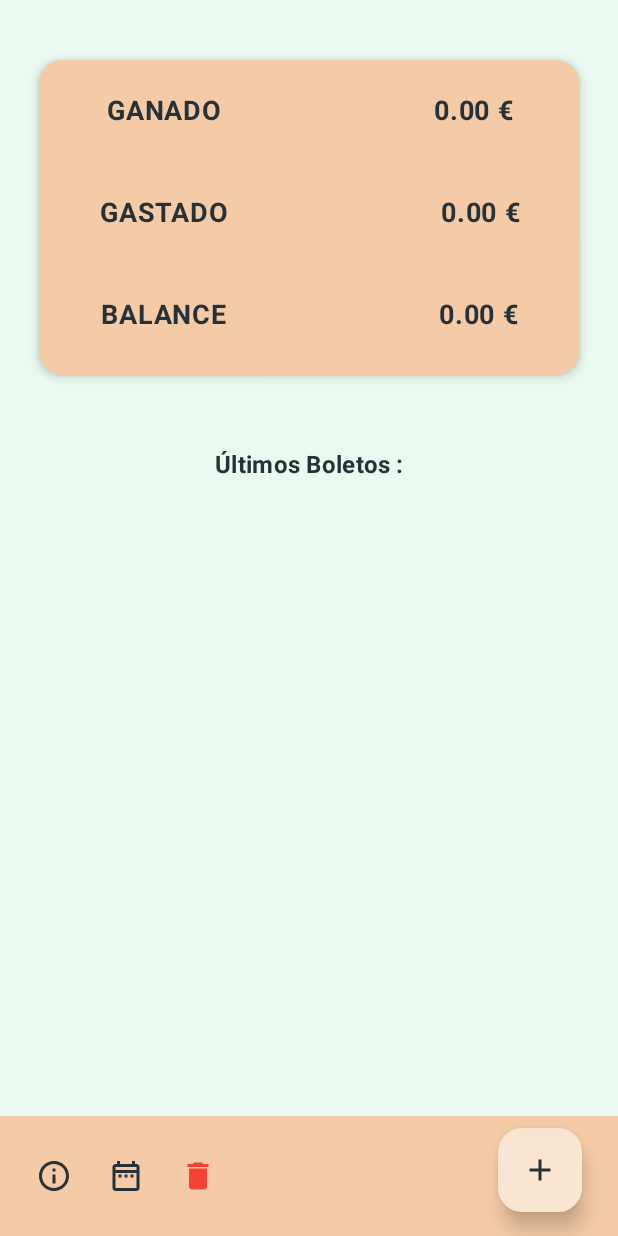
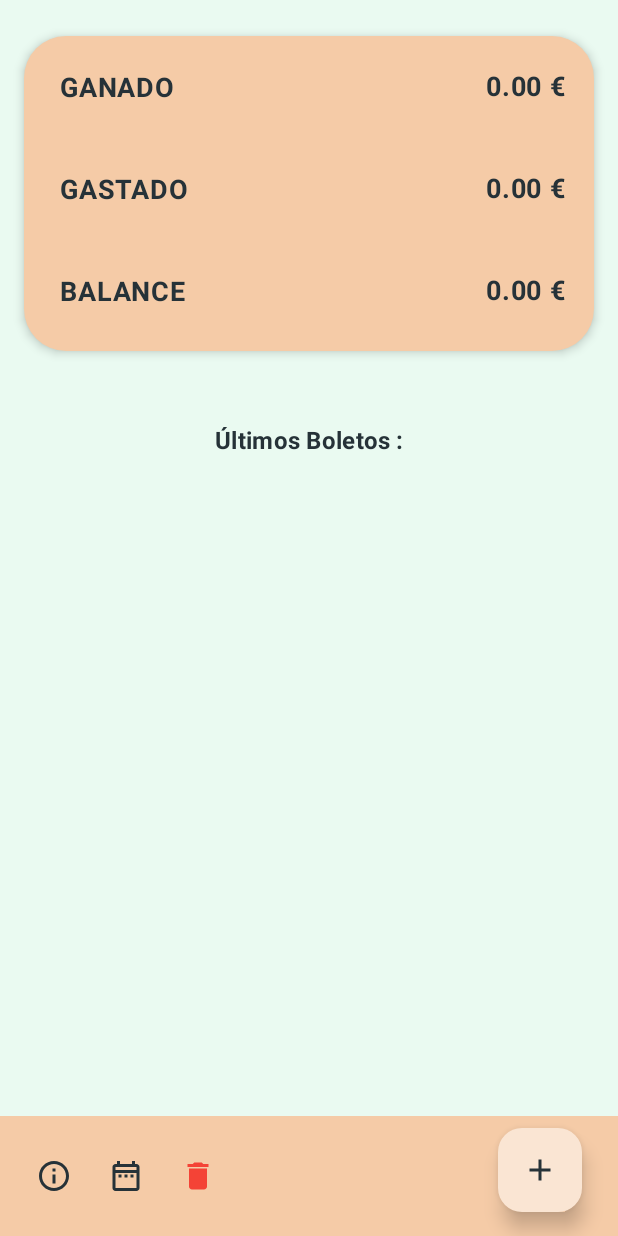
Before and after one commit to petyo-petkov/LotteryBalance, an Android app built with Jetpack Compose: the screen it shows after launch (MainActivity), on a phone screen of 412 x 824 dp. Run offline under Robolectric (Android 15) with nearby library versions, the light colour scheme and no system bars; our stand-ins replace Dagger/Hilt's generated code, Room's generated code; libraries missing offline, so code that uses them is left out: com.google.mlkit.vision.

Commit message:
ui changes

```diff
--- a/app/src/main/java/com/example/lotterybalance/presentation/firstScreen/BalanceCard.kt
+++ b/app/src/main/java/com/example/lotterybalance/presentation/firstScreen/BalanceCard.kt
@@ -2,7 +2,6 @@ package com.example.lotterybalance.presentation.firstScreen
 
 import androidx.compose.foundation.layout.Arrangement
 import androidx.compose.foundation.layout.Row
-import androidx.compose.foundation.layout.Spacer
 import androidx.compose.foundation.layout.fillMaxWidth
 import androidx.compose.foundation.layout.padding
 import androidx.compose.foundation.layout.size
@@ -44,8 +43,8 @@ fun BalanceCard(gastado: Double, ganado: Double) {
 
     ElevatedCard(
         modifier = Modifier
-            .size(360.dp, 210.dp),
-        shape = ShapeDefaults.Large,
+            .size(380.dp, 210.dp),
+        shape = ShapeDefaults.ExtraLarge,
         colors = CardDefaults.cardColors(containerColor = MaterialTheme.colorScheme.primary),
         elevation = CardDefaults.elevatedCardElevation(4.dp)
 
@@ -81,20 +80,19 @@ fun Fila(texto: String, valor: String, color: Color) {
         modifier = Modifier
             .size(360.dp, 68.dp)
             .fillMaxWidth(),
-        horizontalArrangement = Arrangement.Center,
+        horizontalArrangement = Arrangement.SpaceBetween,
         verticalAlignment = Alignment.CenterVertically
     ) {
         Text(
             text = texto,
             modifier = Modifier
-                .padding(0.dp),
+                .padding(24.dp),
             fontSize = 18.sp,
             textAlign = TextAlign.Start,
             fontWeight = FontWeight.Bold,
             color = MaterialTheme.colorScheme.onPrimary,
             style = MaterialTheme.typography.bodyLarge
         )
-        Spacer(modifier = Modifier.padding(horizontal = 70.dp))
         Text(
             text = "$valor $euro",
             modifier = Modifier
--- a/app/src/main/java/com/example/lotterybalance/presentation/firstScreen/BottomBar.kt
+++ b/app/src/main/java/com/example/lotterybalance/presentation/firstScreen/BottomBar.kt
@@ -24,7 +24,6 @@ import androidx.compose.material3.Text
 import androidx.compose.material3.TextButton
 import androidx.compose.material3.rememberDateRangePickerState
 import androidx.compose.runtime.Composable
-import androidx.compose.runtime.LaunchedEffect
 import androidx.compose.runtime.getValue
 import androidx.compose.runtime.mutableStateOf
 import androidx.compose.runtime.remember
@@ -51,7 +50,7 @@ fun BottomBar(
     navController: NavController,
 ) {
     val context = LocalContext.current
-    val boletos = boletoModel.boletoListState.value.boletosState
+    val boletos = boletoModel.boletosListState.value.estadoBoletos
 
     // dialogo Borrar
     var showDialog by rememberSaveable { mutableStateOf(false) }
--- a/app/src/main/java/com/example/lotterybalance/presentation/firstScreen/InfoDialog.kt
+++ b/app/src/main/java/com/example/lotterybalance/presentation/firstScreen/InfoDialog.kt
@@ -58,7 +58,7 @@ fun InfoDialog(
     onDismiss: () -> Unit
 
 ) {
-    val boleto = boletoModel.boletoState.value.boletoState
+    val boleto = boletoModel.boletoState.value.estadoBoleto
     val context = LocalContext.current
     var showBorrar by rememberSaveable { mutableStateOf(false) }
     val coroutineScope = rememberCoroutineScope()
--- a/app/src/main/java/com/example/lotterybalance/presentation/firstScreen/LazyFila.kt
+++ b/app/src/main/java/com/example/lotterybalance/presentation/firstScreen/LazyFila.kt
@@ -18,10 +18,12 @@ import androidx.compose.foundation.shape.AbsoluteRoundedCornerShape
 import androidx.compose.material3.CardDefaults
 import androidx.compose.material3.ElevatedCard
 import androidx.compose.material3.MaterialTheme
+import androidx.compose.material3.ShapeDefaults
 import androidx.compose.material3.Text
 import androidx.compose.runtime.Composable
 import androidx.compose.runtime.getValue
 import androidx.compose.runtime.mutableStateOf
+import androidx.compose.runtime.remember
 import androidx.compose.runtime.saveable.rememberSaveable
 import androidx.compose.runtime.setValue
 import androidx.compose.ui.Alignment
@@ -42,7 +44,7 @@ fun LazyFila(
     lista: List<BoletoEntity>
 
 ) {
-    val formatter = SimpleDateFormat("dd MMM yyyy", Locale.ENGLISH)
+    val formatter = remember { SimpleDateFormat("dd MMM yyyy", Locale.ENGLISH) }
 
     // Dialogo al pulsar el icono "info"
     var showInfo by rememberSaveable { mutableStateOf(false) }
@@ -53,7 +55,6 @@ fun LazyFila(
         modifier = Modifier.padding(2.dp, 6.dp)
     ) {
         items(lista) { boleto ->
-
             ElevatedCard(
                 Modifier
                     .clickable {
@@ -62,7 +63,7 @@ fun LazyFila(
                     }
                     .size(160.dp, 240.dp)
                     .padding(4.dp),
-                shape = AbsoluteRoundedCornerShape(18.dp),
+                shape = ShapeDefaults.Medium,
                 colors = CardDefaults.cardColors(containerColor = MaterialTheme.colorScheme.primary),
                 elevation = CardDefaults.elevatedCardElevation(4.dp)
             ) {
--- a/app/src/main/java/com/example/lotterybalance/presentation/firstScreen/ScreenContent.kt
+++ b/app/src/main/java/com/example/lotterybalance/presentation/firstScreen/ScreenContent.kt
@@ -23,7 +23,7 @@ fun Content(
 
     boletoModel.getAllBoletos()
 
-    val listaBoletos = boletoModel.boletoListState.value.boletosState
+    val listaBoletos = boletoModel.boletosListState.value.estadoBoletos
 
     var gastado = 0.0
     var ganado = 0.0
@@ -43,7 +43,7 @@ fun Content(
 
     )
     {
-        Spacer(modifier = Modifier.padding(20.dp))
+        Spacer(modifier = Modifier.padding(12.dp))
 
         BalanceCard(gastado = gastado, ganado = ganado)
 
--- a/app/src/main/java/com/example/lotterybalance/presentation/secondScreen/SecScreenContent.kt
+++ b/app/src/main/java/com/example/lotterybalance/presentation/secondScreen/SecScreenContent.kt
@@ -49,7 +49,7 @@ fun SecScreenContent(
 
     )
     {
-        Spacer(modifier = Modifier.padding(20.dp))
+        Spacer(modifier = Modifier.padding(12.dp))
 
         BalanceCard(gastado = gastado, ganado = ganado)
 
--- a/app/src/main/java/com/example/lotterybalance/viewModels/BoletoState.kt
+++ b/app/src/main/java/com/example/lotterybalance/viewModels/BoletoState.kt
@@ -3,7 +3,7 @@ package com.example.lotterybalance.viewModels
 import com.example.lotterybalance.database.entities.BoletoEntity
 
 data class BoletoState(
-    val boletoState: BoletoEntity = BoletoEntity(
+    val estadoBoleto: BoletoEntity = BoletoEntity(
         numeroSerie = 0,
         tipo = "",
         precio = 0.0,
--- a/app/src/main/java/com/example/lotterybalance/viewModels/BoletoViewModel.kt
+++ b/app/src/main/java/com/example/lotterybalance/viewModels/BoletoViewModel.kt
@@ -21,8 +21,8 @@ class BoletoViewModel @Inject constructor(
 
     ) : ViewModel() {
 
-    private val _boletoListState = mutableStateOf(BoletosListState())
-    val boletoListState: State<BoletosListState> = _boletoListState
+    private val _boletosListState = mutableStateOf(BoletosListState())
+    val boletosListState: State<BoletosListState> = _boletosListState
 
     private val _boletoState = mutableStateOf(BoletoState())
     val boletoState: State<BoletoState> = _boletoState
@@ -41,8 +41,8 @@ class BoletoViewModel @Inject constructor(
                 }
                 .collect { result ->
                     if (result.isNotEmpty()) {
-                        _boletoListState.value = boletoListState.value.copy(
-                            boletosState = result
+                        _boletosListState.value = boletosListState.value.copy(
+                            estadoBoletos = result
                         )
 
                     }
@@ -81,9 +81,9 @@ class BoletoViewModel @Inject constructor(
                     Log.i("error", error.message.toString())
                 }
                 .collect { result ->
-                    if (result != null) {
+                    result?.let {
                         _boletoState.value = boletoState.value.copy(
-                            boletoState = result
+                            estadoBoleto = result
                         )
                     }
 
@@ -94,61 +94,20 @@ class BoletoViewModel @Inject constructor(
     fun deleteAllBoletos(boletos: List<BoletoEntity>) {
         viewModelScope.launch {
             boletoDao.deleteAllBoletos(boletos)
-            val currentBoletos = _boletoListState.value.boletosState
-            val newBoletos = currentBoletos - boletos
-            _boletoListState.value = boletoListState.value.copy(boletosState = newBoletos)
+            _boletosListState.value = boletosListState.value.copy(
+                estadoBoletos = boletosListState.value.estadoBoletos - boletos.toSet()
+            )
         }
     }
 
     fun deleteOneBoleto(boleto: BoletoEntity) {
         viewModelScope.launch {
             boletoDao.deleteBoleto(boleto)
-            val currentBoletos = _boletoListState.value.boletosState
-            if (currentBoletos.contains(boleto)) {
-                val newBoletos = currentBoletos - boleto
-                _boletoListState.value = boletoListState.value.copy(boletosState = newBoletos)
-            }
+            _boletosListState.value = boletosListState.value.copy(
+                estadoBoletos = boletosListState.value.estadoBoletos - boleto
+            )
         }
     }
-
-
-
-    /*
-        fun deleteAllBoletos(boletos: List<BoletoEntity>) {
-            viewModelScope.launch {
-                boletoDao.deleteAllBoletos(boletos)
-                boletoDao.getAllBoletos()
-                    .flowOn(Dispatchers.IO)
-                    .collect { result ->
-                        if (result.isEmpty()) {
-                            _boletosState.value = boletosState.value.copy(
-                                boletosState = result
-                            )
-                        }
-                    }
-
-            }
-
-        }
-
-        fun deleteOneBoleto(boleto: BoletoEntity) {
-            viewModelScope.launch {
-                boletoDao.deleteBoleto(boleto)
-                boletoDao.getAllBoletos()
-                    .flowOn(Dispatchers.IO)
-                    .collect { result ->
-                        if (result.isEmpty()) {
-                            _boletosState.value = boletosState.value.copy(
-                                boletosState = result
-                            )
-
-                        }
-                    }
-
-            }
-        }
-
-     */
 
     suspend fun updatePremio(boleto: BoletoEntity) {
         viewModelScope.launch {
--- a/app/src/main/java/com/example/lotterybalance/viewModels/BoletosListState.kt
+++ b/app/src/main/java/com/example/lotterybalance/viewModels/BoletosListState.kt
@@ -4,6 +4,6 @@ import com.example.lotterybalance.database.entities.BoletoEntity
 
 data class BoletosListState(
 
-    val boletosState: List<BoletoEntity> = emptyList()
+    val estadoBoletos: List<BoletoEntity> = emptyList()
 
 )
--- a/app/src/main/java/com/example/lotterybalance/viewModels/MainViewModel.kt
+++ b/app/src/main/java/com/example/lotterybalance/viewModels/MainViewModel.kt
@@ -1,7 +1,9 @@
 package com.example.lotterybalance.viewModels
 
 import android.annotation.SuppressLint
+import android.content.Context
 import android.util.Log
+import android.widget.Toast
 import androidx.compose.runtime.getValue
 import androidx.compose.runtime.mutableStateOf
 import androidx.compose.runtime.setValue
@@ -26,7 +28,6 @@ class MainViewModel @Inject constructor(
 
     private val repo: MainRepo,
     private val dao: BoletoDao
-
 ) : ViewModel() {
 
     private var state by mutableStateOf("")
@@ -37,7 +38,6 @@ class MainViewModel @Inject constructor(
                 .flowOn(Dispatchers.IO)
                 .catch { error ->
                     Log.i("tag", "Error: ${error.message}")
-
 
                 }
                 .flowOn(Dispatchers.IO)
```
